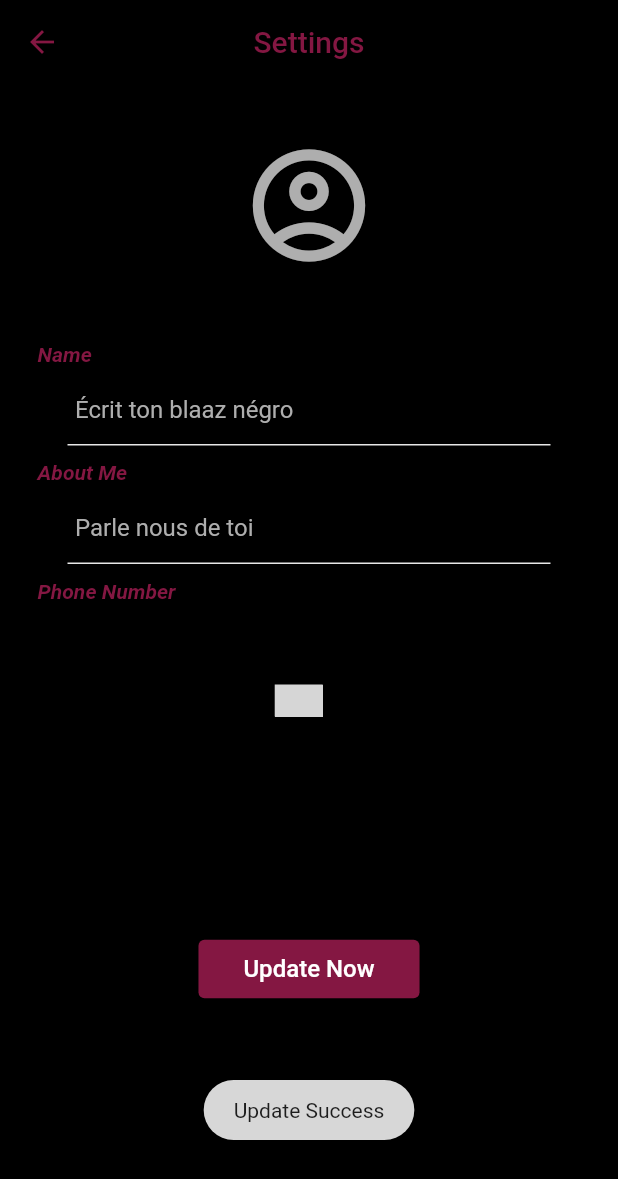
After one commit to Kotokou/zechat, a Flutter app: the SettingScreen screen opened directly, after a tap on "Update Now", on a phone screen of 412 x 824 dp. The commit adds this screen. Shown: the top 1179 px of the screen. Run offline on Flutter 3.47's test engine with Material 2 defaults, Android fonts, the phone set to English and light mode, and no system bars; drawn by our look-alikes of country_code_picker; our stand-ins replace cloud_firestore, firebase_auth, firebase_core, firebase_storage, flutter_svg, fluttertoast and 3 more; accounts and stored records are empty; grey boxes are pictures that could not be loaded.

Commit message:
dark mode and setting screen

```diff
--- /dev/null
+++ b/lib/providers/setting_provider.dart
@@ -0,0 +1,35 @@
+import 'dart:io';
+import 'package:cloud_firestore/cloud_firestore.dart';
+import 'package:firebase_storage/firebase_storage.dart';
+import 'package:shared_preferences/shared_preferences.dart';
+
+class SettingProvider {
+  final FirebaseFirestore firebaseFirestore;
+  final FirebaseStorage firebaseStorage;
+  final SharedPreferences prefs;
+
+  SettingProvider({
+    required this.firebaseFirestore,
+    required this.firebaseStorage,
+    required this.prefs,
+  });
+
+  String? getPref(String key) {
+    return prefs.getString(key);
+  }
+
+  Future<bool> setPref(String key, String value) async {
+    return await prefs.setString(key, value);
+  }
+
+  UploadTask uploadTask(File image,String fileName ){
+    Reference reference = firebaseStorage.ref().child(fileName);
+    UploadTask uploadTask = reference.putFile(image);
+    return uploadTask;
+  }
+
+  Future<void> updateDataFirestore(String collectionPath, String path, Map<String, String> dataNeedUpdate)async{
+    firebaseFirestore.collection(collectionPath).doc(path).update(dataNeedUpdate);
+
+  }
+}
--- /dev/null
+++ b/lib/screens/setting_screen.dart
@@ -0,0 +1,430 @@
+import 'dart:io';
+import 'package:country_code_picker/country_code_picker.dart';
+import 'package:firebase_storage/firebase_storage.dart';
+import 'package:flutter/cupertino.dart';
+import 'package:flutter/material.dart';
+import 'package:fluttertoast/fluttertoast.dart';
+import 'package:image_picker/image_picker.dart';
+import 'package:provider/provider.dart';
+import 'package:zechat/configs/constants/app_colors.dart';
+import 'package:zechat/configs/constants/app_constants.dart';
+import 'package:zechat/configs/constants/firestore_constants.dart';
+import 'package:zechat/configs/widgets/loading_view.dart';
+import 'package:zechat/models/user_chat.dart';
+import 'package:zechat/providers/setting_provider.dart';
+import '../main.dart';
+
+class SettingScreen extends StatelessWidget {
+  const SettingScreen({Key? key}) : super(key: key);
+
+  @override
+  Widget build(BuildContext context) {
+     return Scaffold(
+      backgroundColor: isWhite ? Colors.white : Colors.black,
+      appBar: AppBar(
+        backgroundColor: isWhite ? Colors.white : Colors.black,
+        iconTheme: const IconThemeData(
+          color: AppColors.primaryColor,
+        ),
+        title: const Text(
+          AppConstants.settingsTitle,
+          style: TextStyle(color: AppColors.primaryColor),
+        ),
+        centerTitle: true,
+      ),
+      body: SettingsScreenState(),
+    );
+  }
+}
+
+class SettingsScreenState extends StatefulWidget {
+  const SettingsScreenState({super.key});
+
+
+  @override
+  State<SettingsScreenState> createState() => _SettingsScreenStateState();
+}
+
+class _SettingsScreenStateState extends State<SettingsScreenState> {
+  TextEditingController? controllerNickName;
+  TextEditingController? controllerAboutMe;
+
+   TextEditingController _controller = TextEditingController();
+
+  String dialCodeDigits = "+00";
+
+  String id = "";
+  String nickName = "";
+  String aboutMe = "";
+  String photoUrl = "";
+  String phoneNumber = "";
+
+  bool isLoading = false;
+  File? avatarImageFile;
+  late SettingProvider settingProvider;
+
+  final FocusNode nickNameFocusNode = FocusNode();
+  final FocusNode aboutMeFocusNode = FocusNode();
+
+  @override
+  void initState() {
+    super.initState();
+    settingProvider = context.read<SettingProvider>();
+    readLocal();
+  }
+
+  readLocal() {
+    setState(() {
+      id = settingProvider.getPref("id") ?? "";
+      nickName = settingProvider.getPref(FirestoreConstants.nickname) ?? "";
+      aboutMe = settingProvider.getPref(FirestoreConstants.aboutMe) ?? "";
+      phoneNumber =
+          settingProvider.getPref(FirestoreConstants.phoneNumber) ?? "";
+      photoUrl = settingProvider.getPref(FirestoreConstants.photoUrl) ?? "";
+    });
+
+    controllerNickName = TextEditingController(text: nickName);
+    controllerAboutMe = TextEditingController(text: aboutMe);
+    _controller = TextEditingController(text: phoneNumber);
+  }
+
+  Future getImage() async {
+    ImagePicker imagePicker = ImagePicker();
+    PickedFile? pickedFile = await imagePicker
+        .getImage(source: ImageSource.gallery)
+        .catchError((err) {
+      Fluttertoast.showToast(msg: err.toString());
+      return null;
+    });
+
+    File? image;
+    if (pickedFile != null) {
+      image = File(pickedFile.path);
+    }
+
+    if (image != null) {
+      setState(() {
+        avatarImageFile = image;
+        isLoading = true;
+      });
+      uploadFile();
+    }
+  }
+
+  Future uploadFile() async {
+    String fileName = id;
+    UploadTask uploadTask =
+        settingProvider.uploadTask(avatarImageFile!, fileName);
+    try {
+      TaskSnapshot taskSnapshot = await uploadTask;
+      photoUrl = await taskSnapshot.ref.getDownloadURL();
+
+      UserChat updateInfo = UserChat(
+        id: id,
+        photoURL: photoUrl,
+        nickname: nickName,
+        aboutMe: aboutMe,
+        phoneNumber: phoneNumber,
+      );
+
+      settingProvider
+          .updateDataFirestore(
+              FirestoreConstants.pathUserCollection, id, updateInfo.toJson())
+          .then((data) async {
+        await settingProvider.setPref(FirestoreConstants.photoUrl, photoUrl);
+        setState(() {
+          isLoading = false;
+        });
+      }).catchError((err) {
+        setState(() {
+          isLoading = false;
+        });
+        Fluttertoast.showToast(msg: err.toString());
+      });
+    } on FirebaseException catch (e) {
+      setState(() {
+        isLoading = false;
+      });
+      Fluttertoast.showToast(msg: e.message ?? e.toString());
+    }
+  }
+
+  void handleUpdateData() {
+    aboutMeFocusNode.unfocus();
+    nickNameFocusNode.unfocus();
+
+    setState(() {
+      isLoading = true;
+
+      if(dialCodeDigits != "+00" && _controller.text != "") {
+        phoneNumber = dialCodeDigits + _controller.text.toString();
+      }
+    });
+
+    UserChat updateInfo = UserChat(
+      id: id,
+      photoURL: photoUrl,
+      nickname: nickName,
+      aboutMe: aboutMe,
+      phoneNumber: phoneNumber,
+    );
+
+    settingProvider
+        .updateDataFirestore(
+            FirestoreConstants.pathUserCollection, id, updateInfo.toJson())
+        .then((data) async {
+      await settingProvider.setPref(FirestoreConstants.nickname, nickName);
+      await settingProvider.setPref(FirestoreConstants.aboutMe, aboutMe);
+      await settingProvider.setPref(
+          FirestoreConstants.phoneNumber, phoneNumber);
+      await settingProvider.setPref(FirestoreConstants.nickname, photoUrl);
+
+      setState(() {
+        isLoading = false;
+      });
+      Fluttertoast.showToast(msg: "Update Success");
+    }).catchError((err) {
+      setState(() {
+        isLoading = false;
+      });
+      Fluttertoast.showToast(msg: err.toString());
+    });
+  }
+
+  @override
+  Widget build(BuildContext context) {
+    return Stack(
+      children: [
+        SingleChildScrollView(
+          padding: const EdgeInsets.only(left: 15, right: 15),
+          child: Column(
+            mainAxisAlignment: MainAxisAlignment.center,
+            children: [
+              CupertinoButton(
+                onPressed: getImage,
+                child: Container(
+                  margin: const EdgeInsets.all(20),
+                  child: avatarImageFile == null
+                      ? photoUrl.isNotEmpty
+                          ? ClipRRect(
+                              borderRadius: BorderRadius.circular(45),
+                              child: Image.network(
+                                photoUrl,
+                                width: 90,
+                                height: 90,
+                                fit: BoxFit.cover,
+                                errorBuilder: (context, object, stackTrace) {
+                                  return const Icon(
+                                    Icons.account_circle_outlined,
+                                    size: 90,
+                                    color: AppColors.greyColor,
+                                  );
+                                },
+                                loadingBuilder: (BuildContext context,
+                                    Widget child,
+                                    ImageChunkEvent? loadingProgress) {
+                                  if (loadingProgress == null) return child;
+                                  return SizedBox(
+                                    height: 90,
+                                    width: 90,
+                                    child: Center(
+                                      child: CircularProgressIndicator(
+                                        color: Colors.grey,
+                                        value: loadingProgress
+                                                    .expectedTotalBytes !=
+                                                null
+                                            ? loadingProgress
+                                                    .cumulativeBytesLoaded /
+                                                loadingProgress
+                                                    .expectedTotalBytes!
+                                            : null,
+                                      ),
+                                    ),
+                                  );
+                                },
+                              ),
+                            )
+                          : const Icon(
+                              Icons.account_circle_outlined,
+                              size: 90,
+                              color: AppColors.greyColor,
+                            )
+                      : ClipRRect(
+                          borderRadius: BorderRadius.circular(45),
+                          child: Image.file(
+                            avatarImageFile!,
+                            width: 90,
+                            height: 90,
+                            fit: BoxFit.cover,
+                          ),
+                        ),
+                ),
+              ),
+              Column(
+                crossAxisAlignment: CrossAxisAlignment.start,
+                children: [
+                  Container(
+                    margin: const EdgeInsets.only(left: 10, top: 10, bottom: 5),
+                    child: const Text(
+                      "Name",
+                      style: TextStyle(
+                        fontStyle: FontStyle.italic,
+                        fontWeight: FontWeight.bold,
+                        color: AppColors.primaryColor,
+                      ),
+                    ),
+                  ),
+                  Container(
+                    margin: const EdgeInsets.only(left: 30, right: 30),
+                    child: Theme(
+                      data: Theme.of(context)
+                          .copyWith(primaryColor: AppColors.primaryColor),
+                      child: TextField(
+                        style: const TextStyle(color: Colors.grey),
+                        decoration: const InputDecoration(
+                          enabledBorder: UnderlineInputBorder(
+                            borderSide: BorderSide(color: AppColors.greyColor2),
+                          ),
+                          focusedBorder: UnderlineInputBorder(
+                            borderSide:
+                                BorderSide(color: AppColors.primaryColor),
+                          ),
+                          hintText: "Écrit ton blaaz négro",
+                          contentPadding: EdgeInsets.all(5),
+                          hintStyle: TextStyle(color: AppColors.greyColor),
+                        ),
+                        controller: controllerNickName,
+                        onChanged: (value) {
+                          setState(() {
+                            nickName = value;
+                          });
+                        },
+                        focusNode: nickNameFocusNode,
+                      ),
+                    ),
+                  ),
+                  Container(
+                    margin: const EdgeInsets.only(left: 10, top: 10, bottom: 5),
+                    child: const Text(
+                      "About Me",
+                      style: TextStyle(
+                        fontStyle: FontStyle.italic,
+                        fontWeight: FontWeight.bold,
+                        color: AppColors.primaryColor,
+                      ),
+                    ),
+                  ),
+                  Container(
+                    margin: const EdgeInsets.only(left: 30, right: 30),
+                    child: Theme(
+                      data: Theme.of(context)
+                          .copyWith(primaryColor: AppColors.primaryColor),
+                      child: TextField(
+                        style: const TextStyle(color: Colors.grey),
+                        decoration: const InputDecoration(
+                          enabledBorder: UnderlineInputBorder(
+                            borderSide: BorderSide(color: AppColors.greyColor2),
+                          ),
+                          focusedBorder: UnderlineInputBorder(
+                            borderSide:
+                                BorderSide(color: AppColors.primaryColor),
+                          ),
+                          hintText: "Parle nous de toi",
+                          contentPadding: EdgeInsets.all(5),
+                          hintStyle: TextStyle(color: AppColors.greyColor),
+                        ),
+                        controller: controllerAboutMe,
+                        onChanged: (value) {
+                          setState(() {
+                            aboutMe = value;
+                          });
+                        },
+                        focusNode: aboutMeFocusNode,
+                      ),
+                    ),
+                  ),
+                  Container(
+                    margin: const EdgeInsets.only(left: 10, top: 10, bottom: 5),
+                    child: const Text(
+                      "Phone Number",
+                      style: TextStyle(
+                        fontStyle: FontStyle.italic,
+                        fontWeight: FontWeight.bold,
+                        color: AppColors.primaryColor,
+                      ),
+                    ),
+                  ),
+                  Container(
+                    margin: const EdgeInsets.only(left: 10, top: 30, bottom: 5),
+                    child: SizedBox(
+                      width: 400,
+                      height: 60,
+                      child: CountryCodePicker(
+                        onChanged: (country) {
+                          setState(() {
+                            dialCodeDigits = country.dialCode!;
+                          });
+                        },
+                        showCountryOnly: false,
+                        initialSelection: "IT",
+                        showOnlyCountryWhenClosed: false,
+                        favorite: const ["+1", "US", "+92", "PAK"],
+                      ),
+                    ),
+                  ),
+                  Container(
+                    margin: const EdgeInsets.only(left: 30, right: 30),
+                    child: Theme(
+                      data: Theme.of(context)
+                          .copyWith(primaryColor: AppColors.primaryColor),
+                      child: TextField(
+                        style: const TextStyle(color: Colors.grey),
+                        decoration: InputDecoration(
+                          hintText: phoneNumber,
+                          contentPadding: const EdgeInsets.all(5),
+                          hintStyle: const TextStyle(color: Colors.grey),
+                          prefix: Padding(
+                            padding: const EdgeInsets.all(4),
+                            child: Text(
+                              dialCodeDigits,
+                              style: const TextStyle(color: Colors.grey),
+                            ),
+                          ),
+                        ),
+                        maxLength: 12,
+                        keyboardType: TextInputType.number,
+                        controller: _controller,
+                      ),
+                    ),
+                  ),
+
+                  Center(
+                    child: Container(
+                      margin: const EdgeInsets.only(top: 50, bottom: 50),
+                      child: TextButton(
+                        onPressed: handleUpdateData,
+                        style: ButtonStyle(
+                            backgroundColor: MaterialStateProperty.all<Color>(
+                                AppColors.primaryColor),
+                            padding: MaterialStateProperty.all<EdgeInsets>(
+                              const EdgeInsets.fromLTRB(30, 10, 30, 10),
+                            )),
+                        child: const Text(
+                          "Update Now",
+                          style: TextStyle(fontSize: 16, color: Colors.white),
+                        ),
+                      ),
+                    ),
+                  ),
+                ],
+              ),
+            ],
+          ),
+        ),
+        Positioned(
+          child: isLoading ? const LoadingView() : const SizedBox.shrink(),
+        ),
+      ],
+    );
+  }
+}
--- a/pubspec.yaml
+++ b/pubspec.yaml
@@ -34,14 +34,12 @@ dependencies:
   # The following adds the Cupertino Icons font to your application.
   # Use with the CupertinoIcons class for iOS style icons.
   cupertino_icons: ^1.0.2
-
   firebase_core:
   firebase_auth:
   cloud_firestore:
   firebase_storage:
   firebase_messaging:
   google_sign_in:
-
   fluttertoast:
   image_picker:
   shared_preferences:
```
Also changed, not shown: lib/main.dart (+8 -0 lines), lib/models/popup_choices.dart (added, +11 -0 lines), lib/screens/home_screen.dart (+122 -1 lines).
